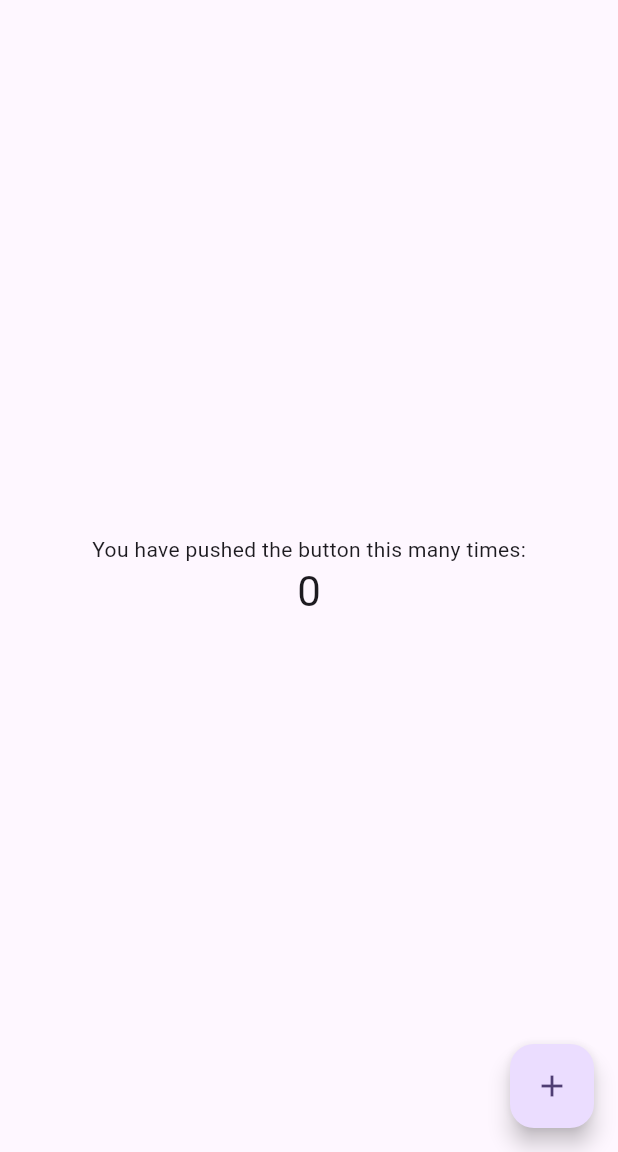
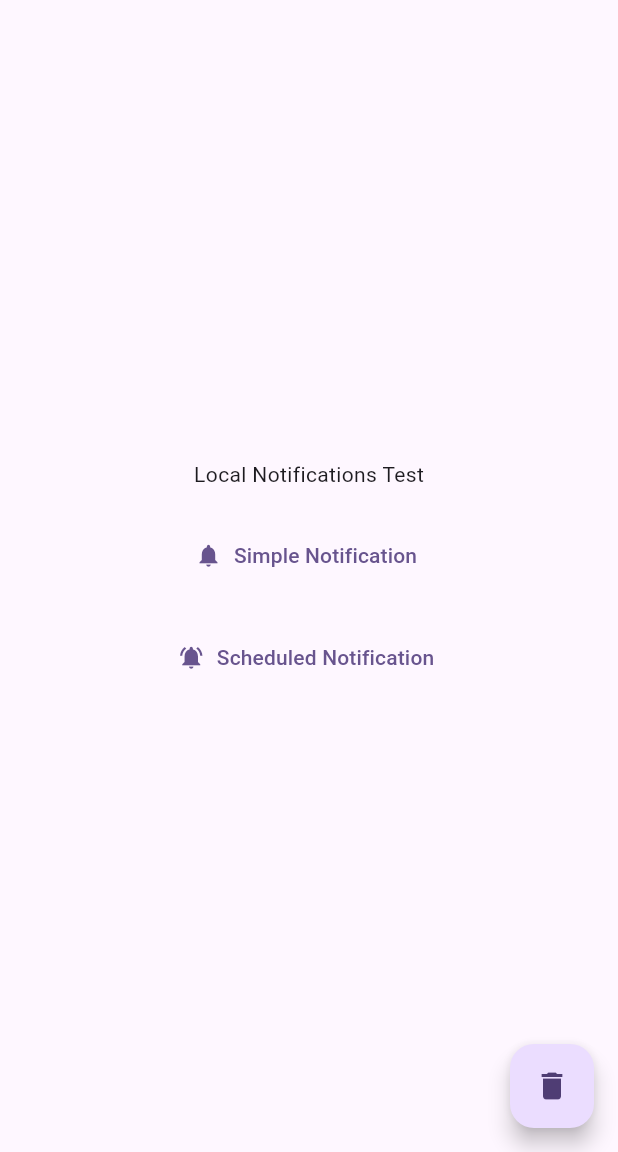
Before and after one commit to TasukuY/Notification_Test, a Flutter app: the screen it shows after launch, on a phone screen of 412 x 824 dp, the part 84-1236 px from its top. Run offline on Flutter 3.47's test engine with Material 3 defaults, Android fonts, the phone set to English and light mode, and no system bars; our stand-ins replace flutter_local_notifications, rxdart, timezone.

Commit message:
enabled local notifications

```diff
--- a/lib/main.dart
+++ b/lib/main.dart
@@ -1,4 +1,5 @@
 import 'package:flutter/material.dart';
+import 'package:notification_test/views/home.dart';
 
 void main() {
   runApp(const MyApp());
@@ -35,91 +36,3 @@ class MyApp extends StatelessWidget {
     );
   }
 }
-
-class MyHomePage extends StatefulWidget {
-  const MyHomePage({super.key, required this.title});
-
-  // This widget is the home page of your application. It is stateful, meaning
-  // that it has a State object (defined below) that contains fields that affect
-  // how it looks.
-
-  // This class is the configuration for the state. It holds the values (in this
-  // case the title) provided by the parent (in this case the App widget) and
-  // used by the build method of the State. Fields in a Widget subclass are
-  // always marked "final".
-
-  final String title;
-
-  @override
-  State<MyHomePage> createState() => _MyHomePageState();
-}
-
-class _MyHomePageState extends State<MyHomePage> {
-  int _counter = 0;
-
-  void _incrementCounter() {
-    setState(() {
-      // This call to setState tells the Flutter framework that something has
-      // changed in this State, which causes it to rerun the build method below
-      // so that the display can reflect the updated values. If we changed
-      // _counter without calling setState(), then the build method would not be
-      // called again, and so nothing would appear to happen.
-      _counter++;
-    });
-  }
-
-  @override
-  Widget build(BuildContext context) {
-    // This method is rerun every time setState is called, for instance as done
-    // by the _incrementCounter method above.
-    //
-    // The Flutter framework has been optimized to make rerunning build methods
-    // fast, so that you can just rebuild anything that needs updating rather
-    // than having to individually change instances of widgets.
-    return Scaffold(
-      appBar: AppBar(
-        // TRY THIS: Try changing the color here to a specific color (to
-        // Colors.amber, perhaps?) and trigger a hot reload to see the AppBar
-        // change color while the other colors stay the same.
-        backgroundColor: Theme.of(context).colorScheme.inversePrimary,
-        // Here we take the value from the MyHomePage object that was created by
-        // the App.build method, and use it to set our appbar title.
-        title: Text(widget.title),
-      ),
-      body: Center(
-        // Center is a layout widget. It takes a single child and positions it
-        // in the middle of the parent.
-        child: Column(
-          // Column is also a layout widget. It takes a list of children and
-          // arranges them vertically. By default, it sizes itself to fit its
-          // children horizontally, and tries to be as tall as its parent.
-          //
-          // Column has various properties to control how it sizes itself and
-          // how it positions its children. Here we use mainAxisAlignment to
-          // center the children vertically; the main axis here is the vertical
-          // axis because Columns are vertical (the cross axis would be
-          // horizontal).
-          //
-          // TRY THIS: Invoke "debug painting" (choose the "Toggle Debug Paint"
-          // action in the IDE, or press "p" in the console), to see the
-          // wireframe for each widget.
-          mainAxisAlignment: MainAxisAlignment.center,
-          children: <Widget>[
-            const Text(
-              'You have pushed the button this many times:',
-            ),
-            Text(
-              '$_counter',
-              style: Theme.of(context).textTheme.headlineMedium,
-            ),
-          ],
-        ),
-      ),
-      floatingActionButton: FloatingActionButton(
-        onPressed: _incrementCounter,
-        tooltip: 'Increment',
-        child: const Icon(Icons.add),
-      ), // This trailing comma makes auto-formatting nicer for build methods.
-    );
-  }
-}
--- /dev/null
+++ b/lib/services/notification_service.dart
@@ -0,0 +1,80 @@
+import 'package:flutter_local_notifications/flutter_local_notifications.dart';
+import 'package:rxdart/rxdart.dart';
+import 'package:timezone/data/latest.dart' as tz;
+import 'package:timezone/timezone.dart' as tz;
+
+class NotificationService {
+  static final _notificatinos = FlutterLocalNotificationsPlugin();
+  static final onNotifications = BehaviorSubject<String?>();
+
+  static Future _notificationDetails() async {
+    print('NotificationService._notificationDetails!!!!!!!!');
+    return const NotificationDetails(
+      android: AndroidNotificationDetails(
+        'ln_channel',
+        'TEST TITLE',
+        channelDescription: 'TEST DESCRIPTION',
+        importance: Importance.max,
+        icon: '@drawable/ic_launcher',
+      ),
+      iOS: DarwinNotificationDetails(),
+    );
+  }
+
+  static Future init({bool initScheduled = false}) async {
+    const android = AndroidInitializationSettings('@drawable/ic_launcher');
+    const iOS = DarwinInitializationSettings();
+    const macOS = DarwinInitializationSettings();
+    const settings =
+        InitializationSettings(android: android, iOS: iOS, macOS: macOS);
+
+    tz.initializeTimeZones();
+
+    // when app is closed
+    final details = await _notificatinos.getNotificationAppLaunchDetails();
+    if (details != null && details.didNotificationLaunchApp) {
+      onNotifications.add(details.notificationResponse?.payload);
+    }
+
+    await _notificatinos.initialize(
+      settings,
+      onDidReceiveNotificationResponse: (payload) async {
+        if (payload.payload == null) return;
+        onNotifications.add(payload.payload);
+      },
+    );
+  }
+
+  static Future showSimpleNotification({
+    int id = 0,
+    String? title,
+    String? body,
+    String? payload,
+  }) async =>
+      _notificatinos.show(
+        id,
+        title,
+        body,
+        await _notificationDetails(),
+        payload: payload,
+      );
+
+  static Future showScheduledNotification({
+    int id = 0,
+    String? title,
+    String? body,
+    String? payload,
+    required DateTime scheduledDate,
+  }) async =>
+      _notificatinos.zonedSchedule(
+        id,
+        title,
+        body,
+        tz.TZDateTime.from(scheduledDate, tz.local),
+        await _notificationDetails(),
+        payload: payload,
+        androidAllowWhileIdle: true,
+        uiLocalNotificationDateInterpretation:
+            UILocalNotificationDateInterpretation.absoluteTime,
+      );
+}
--- /dev/null
+++ b/lib/views/home.dart
@@ -0,0 +1,91 @@
+import 'package:flutter/material.dart';
+import 'package:notification_test/services/notification_service.dart';
+import 'package:notification_test/views/payload_view.dart';
+
+class MyHomePage extends StatefulWidget {
+  const MyHomePage({super.key, required this.title});
+
+  final String title;
+
+  @override
+  State<MyHomePage> createState() => _MyHomePageState();
+}
+
+class _MyHomePageState extends State<MyHomePage> {
+  @override
+  Widget build(BuildContext context) {
+    return Scaffold(
+      appBar: AppBar(
+        backgroundColor: Theme.of(context).colorScheme.inversePrimary,
+        title: Text(widget.title),
+      ),
+      body: Center(
+        child: Column(
+          mainAxisAlignment: MainAxisAlignment.center,
+          children: <Widget>[
+            const Text(
+              'Local Notifications Test',
+            ),
+            const SizedBox(height: 20),
+            TextButton.icon(
+              onPressed: () => NotificationService.showSimpleNotification(
+                title: 'Simple Notification',
+                body: 'This is a simple notification!!!!',
+                payload: payloadRoute,
+              ),
+              icon: const Icon(Icons.notifications),
+              label: const Text('Simple Notification'),
+            ),
+            const SizedBox(height: 20),
+            TextButton.icon(
+              onPressed: () {
+                NotificationService.showScheduledNotification(
+                  title: 'Scheduled Notification',
+                  body: 'This is a scheduled notification!!!!',
+                  payload: payloadRoute,
+                  scheduledDate:
+                      DateTime.now().add(const Duration(seconds: 10)),
+                );
+                const snackBar = SnackBar(
+                  content: Text('Simple Notification Sent '),
+                  backgroundColor: Colors.blue,
+                );
+                ScaffoldMessenger.of(context)
+                  ..removeCurrentSnackBar()
+                  ..showSnackBar(snackBar);
+              },
+              icon: const Icon(Icons.notifications_active),
+              label: const Text('Scheduled Notification'),
+            ),
+          ],
+        ),
+      ),
+      floatingActionButton: FloatingActionButton(
+        onPressed: () {},
+        tooltip: 'Remove Notifications',
+        child: const Icon(Icons.delete),
+      ),
+    );
+  }
+
+  @override
+  void initState() {
+    super.initState();
+    NotificationService.init();
+    listenNotifications();
+  }
+
+  void listenNotifications() =>
+      NotificationService.onNotifications.stream.listen(onClickedNotification);
+
+  void onClickedNotification(String? payload) {
+    if (payload == null) return;
+    Navigator.of(context).push(
+      MaterialPageRoute(
+        builder: (context) => PayloadView(
+          payload: payload,
+        ),
+      ),
+    );
+  }
+}
```
Also changed, not shown: lib/views/payload_view.dart (added, +35 -0 lines), pubspec.yaml (+6 -4 lines), pubspec.lock, 9 other files.
